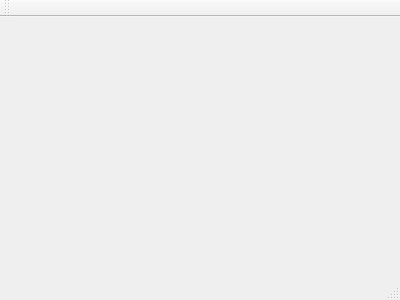
First picture: the form in tstamina.ui, repository zeal18/qstamina, before the edit.
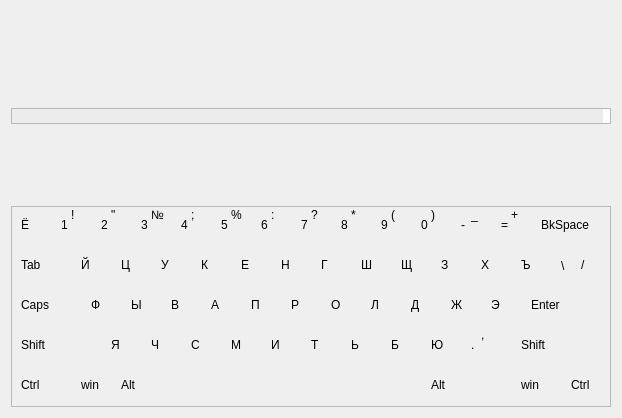
Second picture: the form after the edit. Icons and pictures are not drawn.

The edit to the form file:
```diff
--- a/tstamina.ui
+++ b/tstamina.ui
@@ -1,24 +1,1319 @@
 <ui version="4.0">
  <class>TStamina</class>
- <widget class="QMainWindow" name="TStamina" >
-  <property name="geometry" >
+ <widget class="QMainWindow" name="TStamina">
+  <property name="geometry">
    <rect>
     <x>0</x>
     <y>0</y>
-    <width>400</width>
-    <height>300</height>
+    <width>618</width>
+    <height>418</height>
    </rect>
   </property>
   <property name="windowTitle" >
    <string>TStamina</string>
   </property>
-  <widget class="QMenuBar" name="menuBar" />
-  <widget class="QToolBar" name="mainToolBar" />
-  <widget class="QWidget" name="centralWidget" />
-  <widget class="QStatusBar" name="statusBar" />
+  <widget class="QWidget" name="centralWidget">
+   <layout class="QVBoxLayout" name="verticalLayout_2">
+    <item>
+     <widget class="QLabel" name="lblTimer">
+      <property name="text">
+       <string/>
+      </property>
+      <property name="alignment">
+       <set>Qt::AlignRight|Qt::AlignTrailing|Qt::AlignVCenter</set>
+      </property>
+     </widget>
+    </item>
+    <item>
+     <spacer name="verticalSpacer_2">
+      <property name="orientation">
+       <enum>Qt::Vertical</enum>
+      </property>
+      <property name="sizeHint" stdset="0">
+       <size>
+        <width>20</width>
+        <height>40</height>
+       </size>
+      </property>
+     </spacer>
+    </item>
+    <item>
+     <widget class="QFrame" name="frame">
+      <property name="styleSheet">
+       <string notr="true"/>
+      </property>
+      <property name="frameShape">
+       <enum>QFrame::StyledPanel</enum>
+      </property>
+      <property name="frameShadow">
+       <enum>QFrame::Plain</enum>
+      </property>
+      <property name="lineWidth">
+       <number>3</number>
+      </property>
+      <property name="midLineWidth">
+       <number>0</number>
+      </property>
+      <layout class="QVBoxLayout" name="verticalLayout">
+       <property name="spacing">
+        <number>0</number>
+       </property>
+       <property name="sizeConstraint">
+        <enum>QLayout::SetNoConstraint</enum>
+       </property>
+       <property name="margin">
+        <number>0</number>
+       </property>
+       <item>
+        <layout class="QHBoxLayout" name="horizontalLayout">
+         <property name="spacing">
+          <number>0</number>
+         </property>
+         <property name="sizeConstraint">
+          <enum>QLayout::SetNoConstraint</enum>
+         </property>
+         <item>
+          <widget class="QLabel" name="txtOldText">
+           <property name="styleSheet">
+            <string notr="true">background-color: rgb(236, 236, 236);
+color: rgb(195, 195, 195);</string>
+           </property>
+           <property name="text">
+            <string/>
+           </property>
+           <property name="alignment">
+            <set>Qt::AlignRight|Qt::AlignTrailing|Qt::AlignVCenter</set>
+           </property>
+          </widget>
+         </item>
+         <item>
+          <widget class="QLabel" name="txtNewText">
+           <property name="sizePolicy">
+            <sizepolicy hsizetype="Fixed" vsizetype="Fixed">
+             <horstretch>0</horstretch>
+             <verstretch>0</verstretch>
+            </sizepolicy>
+           </property>
+           <property name="styleSheet">
+            <string notr="true">background-color: rgb(255, 255, 255);</string>
+           </property>
+           <property name="text">
+            <string/>
+           </property>
+           <property name="scaledContents">
+            <bool>false</bool>
+           </property>
+          </widget>
+         </item>
+        </layout>
+       </item>
+      </layout>
+     </widget>
+    </item>
+    <item>
+     <spacer name="verticalSpacer">
+      <property name="orientation">
+       <enum>Qt::Vertical</enum>
+      </property>
+      <property name="sizeHint" stdset="0">
+       <size>
+        <width>20</width>
+        <height>40</height>
+       </size>
+      </property>
+     </spacer>
+    </item>
+    <item>
+     <widget class="QFrame" name="frmKeyboard">
+      <property name="minimumSize">
+       <size>
+        <width>600</width>
+        <height>201</height>
+       </size>
+      </property>
+      <property name="styleSheet">
+       <string notr="true">background-image: url(:/images/white);</string>
+      </property>
+      <property name="frameShape">
+       <enum>QFrame::StyledPanel</enum>
+      </property>
+      <property name="frameShadow">
+       <enum>QFrame::Raised</enum>
+      </property>
+      <widget class="QLabel" name="letter_16">
+       <property name="geometry">
+        <rect>
+         <x>200</x>
+         <y>90</y>
+         <width>21</width>
+         <height>17</height>
+        </rect>
+       </property>
+       <property name="styleSheet">
+        <string notr="true">background-image: url();</string>
+       </property>
+       <property name="text">
+        <string>А</string>
+       </property>
+      </widget>
+      <widget class="QLabel" name="letter_13">
+       <property name="geometry">
+        <rect>
+         <x>80</x>
+         <y>90</y>
+         <width>16</width>
+         <height>17</height>
+        </rect>
+       </property>
+       <property name="styleSheet">
+        <string notr="true">background-image: url();</string>
+       </property>
+       <property name="text">
+        <string>Ф</string>
+       </property>
+      </widget>
+      <widget class="QLabel" name="letter_14">
+       <property name="geometry">
+        <rect>
+         <x>120</x>
+         <y>90</y>
+         <width>16</width>
+         <height>17</height>
+        </rect>
+       </property>
+       <property name="styleSheet">
+        <string notr="true">background-image: url();</string>
+       </property>
+       <property name="text">
+        <string>Ы</string>
+       </property>
+      </widget>
+      <widget class="QLabel" name="letter_15">
+       <property name="geometry">
+        <rect>
+         <x>160</x>
+         <y>90</y>
+         <width>21</width>
+         <height>17</height>
+        </rect>
+       </property>
+       <property name="styleSheet">
+        <string notr="true">background-image: url();</string>
+       </property>
+       <property name="text">
+        <string>В</string>
+       </property>
+      </widget>
+      <widget class="QLabel" name="letter_1">
+       <property name="geometry">
+        <rect>
+         <x>70</x>
+         <y>50</y>
+         <width>21</width>
+         <height>17</height>
+        </rect>
+       </property>
+       <property name="styleSheet">
+        <string notr="true">background-image: url();</string>
+       </property>
+       <property name="text">
+        <string>Й</string>
+       </property>
+      </widget>
+      <widget class="QLabel" name="letter_2">
+       <property name="geometry">
+        <rect>
+         <x>110</x>
+         <y>50</y>
+         <width>21</width>
+         <height>17</height>
+        </rect>
+       </property>
+       <property name="styleSheet">
+        <string notr="true">background-image: url();</string>
+       </property>
+       <property name="text">
+        <string>Ц</string>
+       </property>
+      </widget>
+      <widget class="QLabel" name="letter_3">
+       <property name="geometry">
+        <rect>
+         <x>150</x>
+         <y>50</y>
+         <width>16</width>
+         <height>17</height>
+        </rect>
+       </property>
+       <property name="styleSheet">
+        <string notr="true">background-image: url();</string>
+       </property>
+       <property name="text">
+        <string>У</string>
+       </property>
+      </widget>
+      <widget class="QLabel" name="letter_4">
+       <property name="geometry">
+        <rect>
+         <x>190</x>
+         <y>50</y>
+         <width>16</width>
+         <height>17</height>
+        </rect>
+       </property>
+       <property name="styleSheet">
+        <string notr="true">background-image: url();</string>
+       </property>
+       <property name="text">
+        <string>К</string>
+       </property>
+      </widget>
+      <widget class="QLabel" name="letter_24">
+       <property name="geometry">
+        <rect>
+         <x>100</x>
+         <y>130</y>
+         <width>16</width>
+         <height>17</height>
+        </rect>
+       </property>
+       <property name="styleSheet">
+        <string notr="true">background-image: url();</string>
+       </property>
+       <property name="text">
+        <string>Я</string>
+       </property>
+      </widget>
+      <widget class="QLabel" name="letter_25">
+       <property name="geometry">
+        <rect>
+         <x>140</x>
+         <y>130</y>
+         <width>16</width>
+         <height>17</height>
+        </rect>
+       </property>
+       <property name="styleSheet">
+        <string notr="true">background-image: url();</string>
+       </property>
+       <property name="text">
+        <string>Ч</string>
+       </property>
+      </widget>
+      <widget class="QLabel" name="letter_26">
+       <property name="geometry">
+        <rect>
+         <x>180</x>
+         <y>130</y>
+         <width>21</width>
+         <height>17</height>
+        </rect>
+       </property>
+       <property name="styleSheet">
+        <string notr="true">background-image: url();</string>
+       </property>
+       <property name="text">
+        <string>С</string>
+       </property>
+      </widget>
+      <widget class="QLabel" name="letter_27">
+       <property name="geometry">
+        <rect>
+         <x>220</x>
+         <y>130</y>
+         <width>21</width>
+         <height>17</height>
+        </rect>
+       </property>
+       <property name="styleSheet">
+        <string notr="true">background-image: url();</string>
+       </property>
+       <property name="text">
+        <string>М</string>
+       </property>
+      </widget>
+      <widget class="QLabel" name="letter_5">
+       <property name="geometry">
+        <rect>
+         <x>230</x>
+         <y>50</y>
+         <width>21</width>
+         <height>17</height>
+        </rect>
+       </property>
+       <property name="styleSheet">
+        <string notr="true">background-image: url();</string>
+       </property>
+       <property name="text">
+        <string>Е</string>
+       </property>
+      </widget>
+      <widget class="QLabel" name="letter_17">
+       <property name="geometry">
+        <rect>
+         <x>240</x>
+         <y>90</y>
+         <width>21</width>
+         <height>17</height>
+        </rect>
+       </property>
+       <property name="styleSheet">
+        <string notr="true">background-image: url();</string>
+       </property>
+       <property name="text">
+        <string>П</string>
+       </property>
+      </widget>
+      <widget class="QLabel" name="letter_6">
+       <property name="geometry">
+        <rect>
+         <x>270</x>
+         <y>50</y>
+         <width>16</width>
+         <height>17</height>
+        </rect>
+       </property>
+       <property name="styleSheet">
+        <string notr="true">background-image: url();</string>
+       </property>
+       <property name="text">
+        <string>Н</string>
+       </property>
+      </widget>
+      <widget class="QLabel" name="letter_18">
+       <property name="geometry">
+        <rect>
+         <x>280</x>
+         <y>90</y>
+         <width>16</width>
+         <height>17</height>
+        </rect>
+       </property>
+       <property name="styleSheet">
+        <string notr="true">background-image: url();</string>
+       </property>
+       <property name="text">
+        <string>Р</string>
+       </property>
+      </widget>
+      <widget class="QLabel" name="letter_29">
+       <property name="geometry">
+        <rect>
+         <x>300</x>
+         <y>130</y>
+         <width>21</width>
+         <height>17</height>
+        </rect>
+       </property>
+       <property name="styleSheet">
+        <string notr="true">background-image: url();</string>
+       </property>
+       <property name="text">
+        <string>Т</string>
+       </property>
+      </widget>
+      <widget class="QLabel" name="letter_28">
+       <property name="geometry">
+        <rect>
+         <x>260</x>
+         <y>130</y>
+         <width>21</width>
+         <height>17</height>
+        </rect>
+       </property>
+       <property name="styleSheet">
+        <string notr="true">background-image: url();</string>
+       </property>
+       <property name="text">
+        <string>И</string>
+       </property>
+      </widget>
+      <widget class="QLabel" name="letter_7">
+       <property name="geometry">
+        <rect>
+         <x>310</x>
+         <y>50</y>
+         <width>21</width>
+         <height>17</height>
+        </rect>
+       </property>
+       <property name="styleSheet">
+        <string notr="true">background-image: url();</string>
+       </property>
+       <property name="text">
+        <string>Г</string>
+       </property>
+      </widget>
+      <widget class="QLabel" name="letter_19">
+       <property name="geometry">
+        <rect>
+         <x>320</x>
+         <y>90</y>
+         <width>21</width>
+         <height>17</height>
+        </rect>
+       </property>
+       <property name="styleSheet">
+        <string notr="true">background-image: url();</string>
+       </property>
+       <property name="text">
+        <string>О</string>
+       </property>
+      </widget>
+      <widget class="QLabel" name="letter_8">
+       <property name="geometry">
+        <rect>
+         <x>350</x>
+         <y>50</y>
+         <width>21</width>
+         <height>17</height>
+        </rect>
+       </property>
+       <property name="styleSheet">
+        <string notr="true">background-image: url();</string>
+       </property>
+       <property name="text">
+        <string>Ш</string>
+       </property>
+      </widget>
+      <widget class="QLabel" name="letter_20">
+       <property name="geometry">
+        <rect>
+         <x>360</x>
+         <y>90</y>
+         <width>16</width>
+         <height>17</height>
+        </rect>
+       </property>
+       <property name="styleSheet">
+        <string notr="true">background-image: url();</string>
+       </property>
+       <property name="text">
+        <string>Л</string>
+       </property>
+      </widget>
+      <widget class="QLabel" name="letter_30">
+       <property name="geometry">
+        <rect>
+         <x>340</x>
+         <y>130</y>
+         <width>21</width>
+         <height>17</height>
+        </rect>
+       </property>
+       <property name="styleSheet">
+        <string notr="true">background-image: url();</string>
+       </property>
+       <property name="text">
+        <string>Ь</string>
+       </property>
+      </widget>
+      <widget class="QLabel" name="letter_9">
+       <property name="geometry">
+        <rect>
+         <x>390</x>
+         <y>50</y>
+         <width>21</width>
+         <height>17</height>
+        </rect>
+       </property>
+       <property name="styleSheet">
+        <string notr="true">background-image: url();</string>
+       </property>
+       <property name="text">
+        <string>Щ</string>
+       </property>
+      </widget>
+      <widget class="QLabel" name="letter_10">
+       <property name="geometry">
+        <rect>
+         <x>430</x>
+         <y>50</y>
+         <width>21</width>
+         <height>17</height>
+        </rect>
+       </property>
+       <property name="styleSheet">
+        <string notr="true">background-image: url();</string>
+       </property>
+       <property name="text">
+        <string>З</string>
+       </property>
+      </widget>
+      <widget class="QLabel" name="letter_21">
+       <property name="geometry">
+        <rect>
+         <x>400</x>
+         <y>90</y>
+         <width>21</width>
+         <height>17</height>
+        </rect>
+       </property>
+       <property name="styleSheet">
+        <string notr="true">background-image: url();</string>
+       </property>
+       <property name="text">
+        <string>Д</string>
+       </property>
+      </widget>
+      <widget class="QLabel" name="letter_31">
+       <property name="geometry">
+        <rect>
+         <x>380</x>
+         <y>130</y>
+         <width>21</width>
+         <height>17</height>
+        </rect>
+       </property>
+       <property name="styleSheet">
+        <string notr="true">background-image: url();</string>
+       </property>
+       <property name="text">
+        <string>Б</string>
+       </property>
+      </widget>
+      <widget class="QLabel" name="letter_22">
+       <property name="geometry">
+        <rect>
+         <x>440</x>
+         <y>90</y>
+         <width>21</width>
+         <height>17</height>
+        </rect>
+       </property>
+       <property name="styleSheet">
+        <string notr="true">background-image: url();</string>
+       </property>
+       <property name="text">
+        <string>Ж</string>
+       </property>
+      </widget>
+      <widget class="QLabel" name="letter_32">
+       <property name="geometry">
+        <rect>
+         <x>420</x>
+         <y>130</y>
+         <width>21</width>
+         <height>17</height>
+        </rect>
+       </property>
+       <property name="styleSheet">
+        <string notr="true">background-image: url();</string>
+       </property>
+       <property name="text">
+        <string>Ю</string>
+       </property>
+      </widget>
+      <widget class="QLabel" name="label_30">
+       <property name="geometry">
+        <rect>
+         <x>460</x>
+         <y>130</y>
+         <width>16</width>
+         <height>17</height>
+        </rect>
+       </property>
+       <property name="styleSheet">
+        <string notr="true">background-image: url();</string>
+       </property>
+       <property name="text">
+        <string>.</string>
+       </property>
+      </widget>
+      <widget class="QLabel" name="label_31">
+       <property name="geometry">
+        <rect>
+         <x>470</x>
+         <y>120</y>
+         <width>16</width>
+         <height>17</height>
+        </rect>
+       </property>
+       <property name="styleSheet">
+        <string notr="true">background-image: url();</string>
+       </property>
+       <property name="text">
+        <string>,</string>
+       </property>
+      </widget>
+      <widget class="QLabel" name="letter_23">
+       <property name="geometry">
+        <rect>
+         <x>480</x>
+         <y>90</y>
+         <width>16</width>
+         <height>17</height>
+        </rect>
+       </property>
+       <property name="styleSheet">
+        <string notr="true">background-image: url();</string>
+       </property>
+       <property name="text">
+        <string>Э</string>
+       </property>
+      </widget>
+      <widget class="QLabel" name="lblEnter">
+       <property name="geometry">
+        <rect>
+         <x>520</x>
+         <y>90</y>
+         <width>66</width>
+         <height>17</height>
+        </rect>
+       </property>
+       <property name="styleSheet">
+        <string notr="true">background-image: url();</string>
+       </property>
+       <property name="text">
+        <string>Enter</string>
+       </property>
+      </widget>
+      <widget class="QLabel" name="lblRShift">
+       <property name="geometry">
+        <rect>
+         <x>510</x>
+         <y>130</y>
+         <width>66</width>
+         <height>17</height>
+        </rect>
+       </property>
+       <property name="styleSheet">
+        <string notr="true">background-image: url();</string>
+       </property>
+       <property name="text">
+        <string>Shift</string>
+       </property>
+      </widget>
+      <widget class="QLabel" name="letter_11">
+       <property name="geometry">
+        <rect>
+         <x>470</x>
+         <y>50</y>
+         <width>21</width>
+         <height>17</height>
+        </rect>
+       </property>
+       <property name="styleSheet">
+        <string notr="true">background-image: url();</string>
+       </property>
+       <property name="text">
+        <string>Х</string>
+       </property>
+      </widget>
+      <widget class="QLabel" name="letter_12">
+       <property name="geometry">
+        <rect>
+         <x>510</x>
+         <y>50</y>
+         <width>16</width>
+         <height>17</height>
+        </rect>
+       </property>
+       <property name="styleSheet">
+        <string notr="true">background-image: url();</string>
+       </property>
+       <property name="text">
+        <string>Ъ</string>
+       </property>
+      </widget>
+      <widget class="QLabel" name="label_35">
+       <property name="geometry">
+        <rect>
+         <x>550</x>
+         <y>50</y>
+         <width>16</width>
+         <height>20</height>
+        </rect>
+       </property>
+       <property name="styleSheet">
+        <string notr="true">background-image: url();</string>
+       </property>
+       <property name="text">
+        <string>\</string>
+       </property>
+      </widget>
+      <widget class="QLabel" name="label_36">
+       <property name="geometry">
+        <rect>
+         <x>570</x>
+         <y>50</y>
+         <width>16</width>
+         <height>17</height>
+        </rect>
+       </property>
+       <property name="styleSheet">
+        <string notr="true">background-image: url();</string>
+       </property>
+       <property name="text">
+        <string>/</string>
+       </property>
+      </widget>
+      <widget class="QLabel" name="lblLControl">
+       <property name="geometry">
+        <rect>
+         <x>10</x>
+         <y>170</y>
+         <width>31</width>
+         <height>17</height>
+        </rect>
+       </property>
+       <property name="styleSheet">
+        <string notr="true">background-image: url();</string>
+       </property>
+       <property name="text">
+        <string>Ctrl</string>
+       </property>
+      </widget>
+      <widget class="QLabel" name="lblLShift">
+       <property name="geometry">
+        <rect>
+         <x>10</x>
+         <y>130</y>
+         <width>41</width>
+         <height>17</height>
+        </rect>
+       </property>
+       <property name="styleSheet">
+        <string notr="true">background-image: url();</string>
+       </property>
+       <property name="text">
+        <string>Shift</string>
+       </property>
+      </widget>
+      <widget class="QLabel" name="lblCaps">
+       <property name="geometry">
+        <rect>
+         <x>10</x>
+         <y>90</y>
+         <width>41</width>
+         <height>17</height>
+        </rect>
+       </property>
+       <property name="styleSheet">
+        <string notr="true">background-image: url();</string>
+       </property>
+       <property name="text">
+        <string>Caps</string>
+       </property>
+      </widget>
+      <widget class="QLabel" name="label_37">
+       <property name="geometry">
+        <rect>
+         <x>10</x>
+         <y>50</y>
+         <width>31</width>
+         <height>17</height>
+        </rect>
+       </property>
+       <property name="styleSheet">
+        <string notr="true">background-image: url();</string>
+       </property>
+       <property name="text">
+        <string>Tab</string>
+       </property>
+      </widget>
+      <widget class="QLabel" name="lblLSuper">
+       <property name="geometry">
+        <rect>
+         <x>70</x>
+         <y>170</y>
+         <width>31</width>
+         <height>17</height>
+        </rect>
+       </property>
+       <property name="styleSheet">
+        <string notr="true">background-image: url();</string>
+       </property>
+       <property name="text">
+        <string>win</string>
+       </property>
+      </widget>
+      <widget class="QLabel" name="lblLAlt">
+       <property name="geometry">
+        <rect>
+         <x>110</x>
+         <y>170</y>
+         <width>31</width>
+         <height>17</height>
+        </rect>
+       </property>
+       <property name="styleSheet">
+        <string notr="true">background-image: url();</string>
+       </property>
+       <property name="text">
+        <string>Alt</string>
+       </property>
+      </widget>
+      <widget class="QLabel" name="lblRAlt">
+       <property name="geometry">
+        <rect>
+         <x>420</x>
+         <y>170</y>
+         <width>21</width>
+         <height>17</height>
+        </rect>
+       </property>
+       <property name="styleSheet">
+        <string notr="true">background-image: url();</string>
+       </property>
+       <property name="text">
+        <string>Alt</string>
+       </property>
+      </widget>
+      <widget class="QLabel" name="lblRSuper">
+       <property name="geometry">
+        <rect>
+         <x>510</x>
+         <y>170</y>
+         <width>31</width>
+         <height>17</height>
+        </rect>
+       </property>
+       <property name="styleSheet">
+        <string notr="true">background-image: url();</string>
+       </property>
+       <property name="text">
+        <string>win</string>
+       </property>
+      </widget>
+      <widget class="QLabel" name="lblRControl">
+       <property name="geometry">
+        <rect>
+         <x>560</x>
+         <y>170</y>
+         <width>31</width>
+         <height>17</height>
+        </rect>
+       </property>
+       <property name="styleSheet">
+        <string notr="true">background-image: url();</string>
+       </property>
+       <property name="text">
+        <string>Ctrl</string>
+       </property>
+      </widget>
+      <widget class="QLabel" name="lblBackspace">
+       <property name="geometry">
+        <rect>
+         <x>530</x>
+         <y>10</y>
+         <width>66</width>
+         <height>17</height>
+        </rect>
+       </property>
+       <property name="styleSheet">
+        <string notr="true">background-image: url();</string>
+       </property>
+       <property name="text">
+        <string>BkSpace</string>
+       </property>
+      </widget>
+      <widget class="QLabel" name="label_38">
+       <property name="geometry">
+        <rect>
+         <x>490</x>
+         <y>10</y>
+         <width>16</width>
+         <height>17</height>
+        </rect>
+       </property>
+       <property name="styleSheet">
+        <string notr="true">background-image: url();</string>
+       </property>
+       <property name="text">
+        <string>=</string>
+       </property>
+      </widget>
+      <widget class="QLabel" name="label_39">
+       <property name="geometry">
+        <rect>
+         <x>500</x>
+         <y>0</y>
+         <width>16</width>
+         <height>17</height>
+        </rect>
+       </property>
+       <property name="styleSheet">
+        <string notr="true">background-image: url();</string>
+       </property>
+       <property name="text">
+        <string>+</string>
+       </property>
+      </widget>
+      <widget class="QLabel" name="letter_33">
+       <property name="geometry">
+        <rect>
+         <x>10</x>
+         <y>10</y>
+         <width>21</width>
+         <height>17</height>
+        </rect>
+       </property>
+       <property name="styleSheet">
+        <string notr="true">background-image: url();</string>
+       </property>
+       <property name="text">
+        <string>Ё</string>
+       </property>
+      </widget>
+      <widget class="QLabel" name="label_40">
+       <property name="geometry">
+        <rect>
+         <x>50</x>
+         <y>10</y>
+         <width>16</width>
+         <height>17</height>
+        </rect>
+       </property>
+       <property name="styleSheet">
+        <string notr="true">background-image: url();</string>
+       </property>
+       <property name="text">
+        <string>1</string>
+       </property>
+      </widget>
+      <widget class="QLabel" name="label_42">
+       <property name="geometry">
+        <rect>
+         <x>90</x>
+         <y>10</y>
+         <width>16</width>
+         <height>17</height>
+        </rect>
+       </property>
+       <property name="styleSheet">
+        <string notr="true">background-image: url();</string>
+       </property>
+       <property name="text">
+        <string>2</string>
+       </property>
+      </widget>
+      <widget class="QLabel" name="label_43">
+       <property name="geometry">
+        <rect>
+         <x>130</x>
+         <y>10</y>
+         <width>16</width>
+         <height>17</height>
+        </rect>
+       </property>
+       <property name="styleSheet">
+        <string notr="true">background-image: url();</string>
+       </property>
+       <property name="text">
+        <string>3</string>
+       </property>
+      </widget>
+      <widget class="QLabel" name="label_44">
+       <property name="geometry">
+        <rect>
+         <x>170</x>
+         <y>10</y>
+         <width>16</width>
+         <height>17</height>
+        </rect>
+       </property>
+       <property name="styleSheet">
+        <string notr="true">background-image: url();</string>
+       </property>
+       <property name="text">
+        <string>4</string>
+       </property>
+      </widget>
+      <widget class="QLabel" name="label_45">
+       <property name="geometry">
+        <rect>
+         <x>210</x>
+         <y>10</y>
+         <width>16</width>
+         <height>17</height>
+        </rect>
+       </property>
+       <property name="styleSheet">
+        <string notr="true">background-image: url();</string>
+       </property>
+       <property name="text">
+        <string>5</string>
+       </property>
+      </widget>
+      <widget class="QLabel" name="label_46">
+       <property name="geometry">
+        <rect>
+         <x>250</x>
+         <y>10</y>
+         <width>16</width>
+         <height>17</height>
+        </rect>
+       </property>
+       <property name="styleSheet">
+        <string notr="true">background-image: url();</string>
+       </property>
+       <property name="text">
+        <string>6</string>
+       </property>
+      </widget>
+      <widget class="QLabel" name="label_47">
+       <property name="geometry">
+        <rect>
+         <x>290</x>
+         <y>10</y>
+         <width>16</width>
+         <height>17</height>
+        </rect>
+       </property>
+       <property name="styleSheet">
+        <string notr="true">background-image: url();</string>
+       </property>
+       <property name="text">
+        <string>7</string>
+       </property>
+      </widget>
+      <widget class="QLabel" name="label_48">
+       <property name="geometry">
+        <rect>
+         <x>330</x>
+         <y>10</y>
+         <width>16</width>
+         <height>17</height>
+        </rect>
+       </property>
+       <property name="styleSheet">
+        <string notr="true">background-image: url();</string>
+       </property>
+       <property name="text">
+        <string>8</string>
+       </property>
+      </widget>
+      <widget class="QLabel" name="label_49">
+       <property name="geometry">
+        <rect>
+         <x>370</x>
+         <y>10</y>
+         <width>16</width>
+         <height>17</height>
+        </rect>
+       </property>
+       <property name="styleSheet">
+        <string notr="true">background-image: url();</string>
+       </property>
+       <property name="text">
+        <string>9</string>
+       </property>
+      </widget>
+      <widget class="QLabel" name="label_50">
+       <property name="geometry">
+        <rect>
+         <x>410</x>
+         <y>10</y>
+         <width>16</width>
+         <height>17</height>
+        </rect>
+       </property>
+       <property name="styleSheet">
+        <string notr="true">background-image: url();</string>
+       </property>
+       <property name="text">
+        <string>0</string>
+       </property>
+      </widget>
+      <widget class="QLabel" name="label_51">
+       <property name="geometry">
+        <rect>
+         <x>450</x>
+         <y>10</y>
+         <width>16</width>
+         <height>17</height>
+        </rect>
+       </property>
+       <property name="styleSheet">
+        <string notr="true">background-image: url();</string>
+       </property>
+       <property name="text">
+        <string>-</string>
+       </property>
+      </widget>
+      <widget class="QLabel" name="label_52">
+       <property name="geometry">
+        <rect>
+         <x>60</x>
+         <y>0</y>
+         <width>16</width>
+         <height>17</height>
+        </rect>
+       </property>
+       <property name="styleSheet">
+        <string notr="true">background-image: url();</string>
+       </property>
+       <property name="text">
+        <string>!</string>
+       </property>
+      </widget>
+      <widget class="QLabel" name="label_53">
+       <property name="geometry">
+        <rect>
+         <x>100</x>
+         <y>0</y>
+         <width>16</width>
+         <height>17</height>
+        </rect>
+       </property>
+       <property name="styleSheet">
+        <string notr="true">background-image: url();</string>
+       </property>
+       <property name="text">
+        <string>&quot;</string>
+       </property>
+      </widget>
+      <widget class="QLabel" name="label_54">
+       <property name="geometry">
+        <rect>
+         <x>140</x>
+         <y>0</y>
+         <width>16</width>
+         <height>17</height>
+        </rect>
+       </property>
+       <property name="styleSheet">
+        <string notr="true">background-image: url();</string>
+       </property>
+       <property name="text">
+        <string>№</string>
+       </property>
+      </widget>
+      <widget class="QLabel" name="label_55">
+       <property name="geometry">
+        <rect>
+         <x>180</x>
+         <y>0</y>
+         <width>16</width>
+         <height>17</height>
+        </rect>
+       </property>
+       <property name="styleSheet">
+        <string notr="true">background-image: url();</string>
+       </property>
+       <property name="text">
+        <string>;</string>
+       </property>
+      </widget>
+      <widget class="QLabel" name="label_56">
+       <property name="geometry">
+        <rect>
+         <x>220</x>
+         <y>0</y>
+         <width>21</width>
+         <height>17</height>
+        </rect>
+       </property>
+       <property name="styleSheet">
+        <string notr="true">background-image: url();</string>
+       </property>
+       <property name="text">
+        <string>%</string>
+       </property>
+      </widget>
+      <widget class="QLabel" name="label_57">
+       <property name="geometry">
+        <rect>
+         <x>260</x>
+         <y>0</y>
+         <width>16</width>
+         <height>17</height>
+        </rect>
+       </property>
+       <property name="styleSheet">
+        <string notr="true">background-image: url();</string>
+       </property>
+       <property name="text">
+        <string>:</string>
+       </property>
+      </widget>
+      <widget class="QLabel" name="label_58">
+       <property name="geometry">
+        <rect>
+         <x>300</x>
+         <y>0</y>
+         <width>16</width>
+         <height>17</height>
+        </rect>
+       </property>
+       <property name="styleSheet">
+        <string notr="true">background-image: url();</string>
+       </property>
+       <property name="text">
+        <string>?</string>
+       </property>
+      </widget>
+      <widget class="QLabel" name="label_59">
+       <property name="geometry">
+        <rect>
+         <x>340</x>
+         <y>0</y>
+         <width>16</width>
+         <height>17</height>
+        </rect>
+       </property>
+       <property name="styleSheet">
+        <string notr="true">background-image: url();</string>
+       </property>
+       <property name="text">
+        <string>*</string>
+       </property>
+      </widget>
+      <widget class="QLabel" name="label_60">
+       <property name="geometry">
+        <rect>
+         <x>380</x>
+         <y>0</y>
+         <width>16</width>
+         <height>17</height>
+        </rect>
+       </property>
+       <property name="styleSheet">
+        <string notr="true">background-image: url();</string>
+       </property>
+       <property name="text">
+        <string>(</string>
+       </property>
+      </widget>
+      <widget class="QLabel" name="label_61">
+       <property name="geometry">
+        <rect>
+         <x>420</x>
+         <y>0</y>
+         <width>16</width>
+         <height>17</height>
+        </rect>
+       </property>
+       <property name="styleSheet">
+        <string notr="true">background-image: url();</string>
+       </property>
+       <property name="text">
+        <string>)</string>
+       </property>
+      </widget>
+      <widget class="QLabel" name="label_62">
+       <property name="geometry">
+        <rect>
+         <x>460</x>
+         <y>0</y>
+         <width>16</width>
+         <height>17</height>
+        </rect>
+       </property>
+       <property name="styleSheet">
+        <string notr="true">background-image: url();</string>
+       </property>
+       <property name="text">
+        <string>_</string>
+       </property>
+      </widget>
+     </widget>
+    </item>
+   </layout>
+  </widget>
  </widget>
- <layoutDefault spacing="6" margin="11" />
- <pixmapfunction></pixmapfunction>
+ <layoutdefault spacing="6" margin="11"/>
  <resources/>
  <connections/>
 </ui>
```
Left out of the diff: 3 changed lines with no effect on the pictures.
